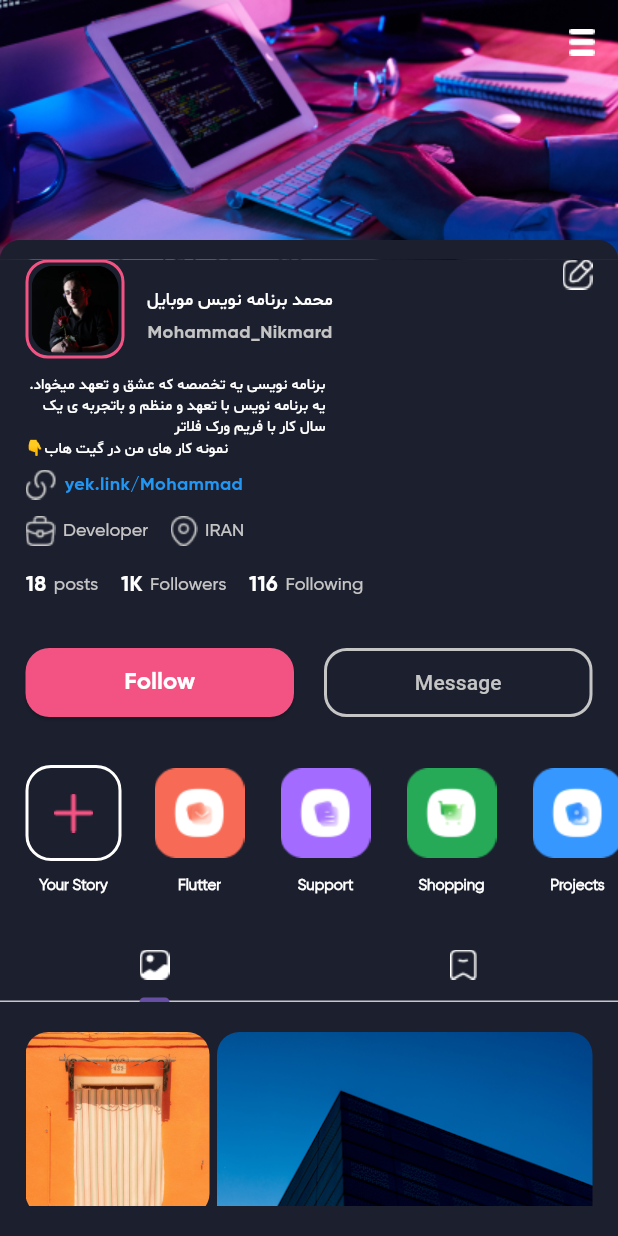
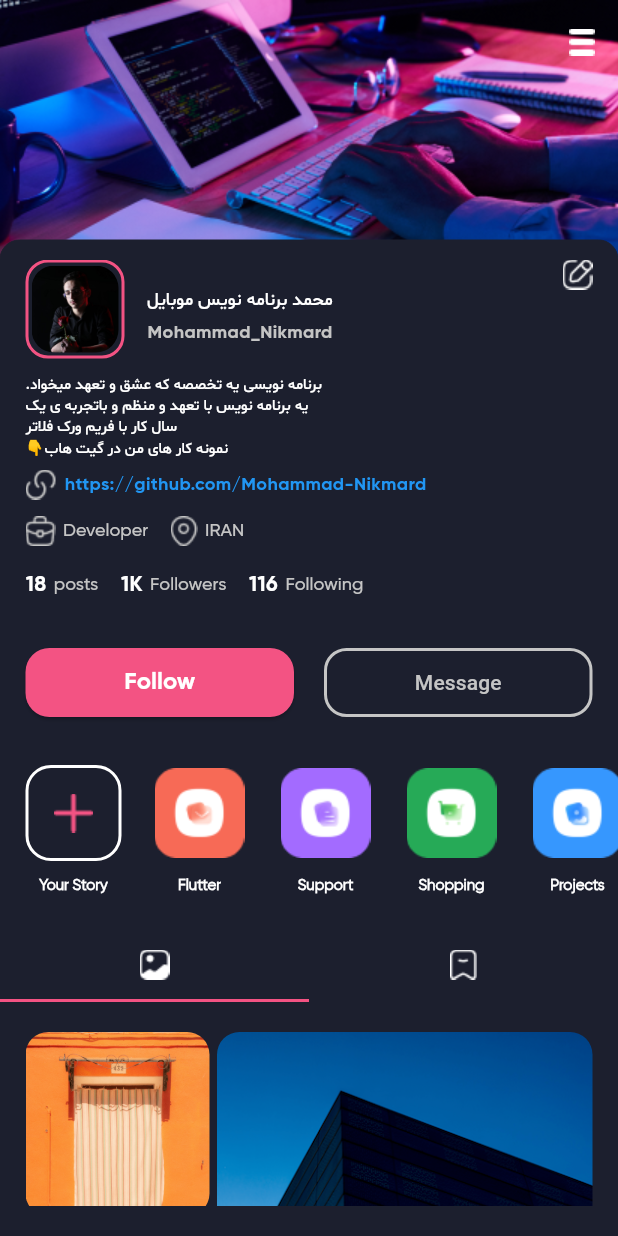
Before and after one commit to Mohammad-Nikmard/Instagram-clone, a Flutter app: the ProfileScreen screen opened directly, on a phone screen of 412 x 824 dp. Run offline on Flutter 3.47's test engine with Material 3 defaults, Android fonts, the phone set to English and light mode, and no system bars; our stand-ins replace dotted_border.

Commit message:
fix visual bugs(routes-grid-overflows-link)

```diff
--- a/lib/screens/choose_account_screen.dart
+++ b/lib/screens/choose_account_screen.dart
@@ -84,7 +84,7 @@ class ChooseAccountScreen extends StatelessWidget {
           width: 129,
           child: ElevatedButton(
             onPressed: () {
-              Navigator.push(
+              Navigator.pushReplacement(
                 context,
                 MaterialPageRoute(
                   builder: (context) => const MainScreen(),
--- a/lib/screens/home_screen.dart
+++ b/lib/screens/home_screen.dart
@@ -10,6 +10,7 @@ class HomeScreen extends StatelessWidget {
   Widget build(BuildContext context) {
     return Scaffold(
       appBar: AppBar(
+        scrolledUnderElevation: 0.0,
         automaticallyImplyLeading: false,
         toolbarHeight: 70,
         title: SizedBox(
@@ -227,7 +228,7 @@ class HomeScreen extends StatelessWidget {
                                 },
                                 icon: Image.asset("images/icon_share.png"),
                               ),
-                              const SizedBox(width: 35),
+                              const SizedBox(width: 30),
                               Image.asset("images/icon_save.png"),
                             ],
                           ),
--- a/lib/screens/profile_screen.dart
+++ b/lib/screens/profile_screen.dart
@@ -1,6 +1,7 @@
 import 'package:flutter/material.dart';
 import 'package:flutter_staggered_grid_view/flutter_staggered_grid_view.dart';
 import 'package:instagram/constants/constants.dart';
+import 'package:url_launcher/url_launcher.dart';
 
 class ProfileScreen extends StatelessWidget {
   const ProfileScreen({super.key});
@@ -24,6 +25,9 @@ class ProfileScreen extends StatelessWidget {
                 floating: true,
                 delegate: TabBarDelegate(
                   TabBar(
+                    indicatorSize: TabBarIndicatorSize.tab,
+                    indicatorColor: MyColor.buttonColor,
+                    dividerColor: Colors.transparent,
                     tabs: [
                       Tab(
                         icon: Image.asset("images/icon_tab_posts.png"),
@@ -44,7 +48,9 @@ class ProfileScreen extends StatelessWidget {
                     const EdgeInsets.symmetric(vertical: 20, horizontal: 17),
                 child: CustomScrollView(
                   slivers: [
-                    SliverGrid(
+                    SliverPadding(
+                      padding: const EdgeInsets.only(bottom: 100),
+                      sliver: SliverGrid(
                         delegate: SliverChildBuilderDelegate((context, index) {
                           return ClipRRect(
                             borderRadius: BorderRadius.circular(15),
@@ -70,15 +76,23 @@ class ProfileScreen extends StatelessWidget {
                           ],
                         ),
                       ),
+                    ),
                   ],
                 ),
               ),
               Padding(
-                padding:
-                    const EdgeInsets.symmetric(vertical: 20, horizontal: 17),
+                padding: const EdgeInsets.only(
+                  top: 20,
+                  left: 17,
+                  right: 17,
+                ),
                 child: CustomScrollView(
                   slivers: [
-                    SliverGrid(
+                    SliverPadding(
+                      padding: const EdgeInsets.only(
+                        bottom: 100,
+                      ),
+                      sliver: SliverGrid(
                         delegate: SliverChildBuilderDelegate((context, index) {
                           return ClipRRect(
                             borderRadius: BorderRadius.circular(15),
@@ -102,6 +116,7 @@ class ProfileScreen extends StatelessWidget {
                             QuiltedGridTile(2, 2),
                             QuiltedGridTile(1, 1),
                           ],
+                        ),
                       ),
                     ),
                   ],
@@ -185,7 +200,7 @@ class ProfileScreen extends StatelessWidget {
                       fontSize: 10,
                       color: MyColor.textColor,
                     ),
-                    textAlign: TextAlign.right,
+                    textAlign: TextAlign.start,
                   ),
                   Text(
                     "👇نمونه کار های من در گیت هاب",
@@ -204,10 +219,21 @@ class ProfileScreen extends StatelessWidget {
               children: [
                 Image.asset("images/icon_link.png"),
                 const SizedBox(width: 5),
-                const Text(
-                  "yek.link/Mohammad",
+                InkWell(
+                  onTap: () async {
+                    await launchUrl(
+                      Uri.parse("https://github.com/Mohammad-Nikmard"),
+                      mode: LaunchMode.externalApplication,
+                    );
+                  },
+                  child: const Text(
+                    "https://github.com/Mohammad-Nikmard",
                     style: TextStyle(
-                      color: Colors.blue, fontFamily: "GB", fontSize: 12),
+                      color: Colors.blue,
+                      fontFamily: "GB",
+                      fontSize: 12,
+                    ),
+                  ),
                 ),
               ],
             ),
@@ -325,10 +351,14 @@ class ProfileScreen extends StatelessWidget {
         preferredSize: const Size.fromHeight(10),
         child: Container(
           height: 13,
-          decoration: const BoxDecoration(
-            borderRadius: BorderRadius.only(
+          decoration: BoxDecoration(
+            borderRadius: const BorderRadius.only(
               topLeft: Radius.circular(15),
               topRight: Radius.circular(15),
+            ),
+            border: Border.all(
+              width: 0,
+              color: MyColor.backColor,
             ),
             color: MyColor.backColor,
           ),
--- a/lib/screens/sign_in_screen.dart
+++ b/lib/screens/sign_in_screen.dart
@@ -191,7 +191,7 @@ class _SignInScreenState extends State<SignInScreen> {
                   width: 129,
                   child: ElevatedButton(
                     onPressed: () {
-                      Navigator.push(
+                      Navigator.pushReplacement(
                         context,
                         MaterialPageRoute(
                           builder: (context) => const ChooseAccountScreen(),
--- a/pubspec.yaml
+++ b/pubspec.yaml
@@ -13,6 +13,7 @@ dependencies:
     sdk: flutter
   dotted_border: ^2.1.0
   flutter_staggered_grid_view: ^0.7.0
+  url_launcher: ^6.2.4
   flutter_lints: ^3.0.1
 
   cupertino_icons: ^1.0.2
```
Also changed, not shown: lib/screens/activity_screen.dart (+7 -3 lines), icon_link.png (deleted), pubspec.lock, 5 other files. Lines whose indentation alone changed are shown as unchanged.
